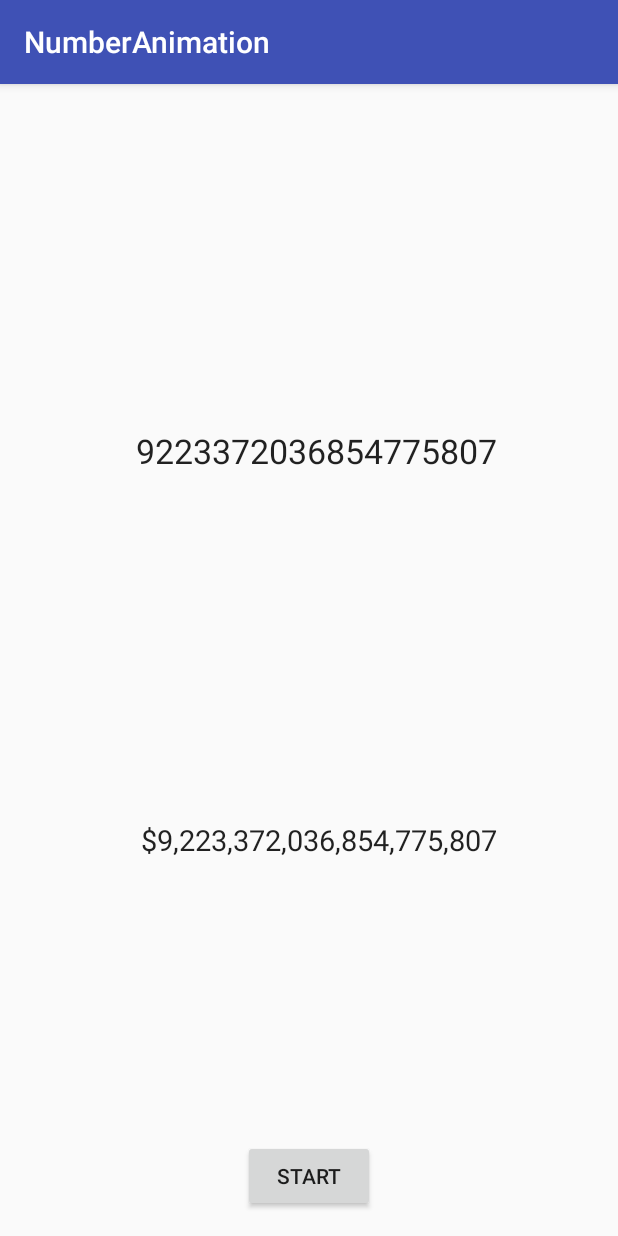
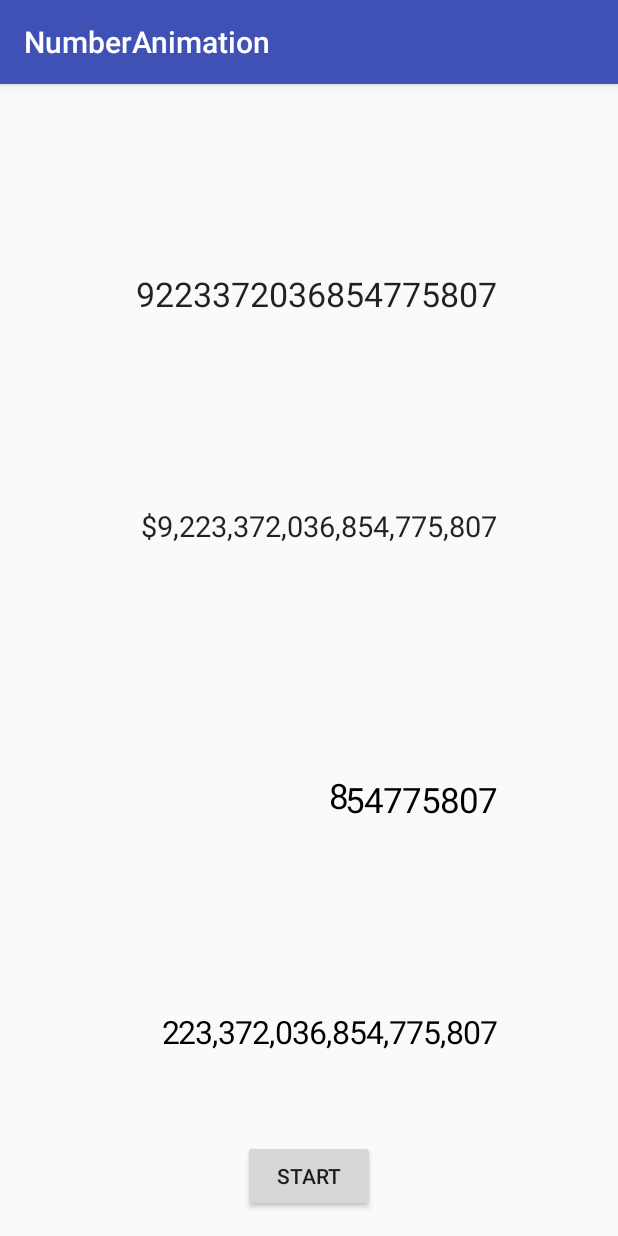
Before and after one commit to mayahiro/NumberAnimation, an Android app: the screen it shows after launch (MainActivity), after a tap on "START", on a phone screen of 412 x 824 dp. Run offline under Robolectric (Android 15) with nearby library versions, the phone set to English and light mode, and no system bars.

Commit message:
add SlideupTextView

```diff
--- a/app/src/main/java/xyz/mayahiro/numberanimation/MainActivity.kt
+++ b/app/src/main/java/xyz/mayahiro/numberanimation/MainActivity.kt
@@ -22,5 +22,13 @@ class MainActivity : AppCompatActivity() {
         val countUpTextView2 = findViewById<CountUpTextView>(R.id.count_up_text_view2)
         countUpTextView2.setData(Long.MAX_VALUE, "$%,d")
         countUpTextView2.startAnimation()
+
+        val slideUpTextView1 = findViewById<SlideUpTextView>(R.id.slide_up_text_view1)
+        slideUpTextView1.setData(Long.MAX_VALUE)
+        slideUpTextView1.startAnimation()
+
+        val slideUpTextView2 = findViewById<SlideUpTextView>(R.id.slide_up_text_view2)
+        slideUpTextView2.setData(Long.MAX_VALUE, "$%,d")
+        slideUpTextView2.startAnimation()
     }
 }
--- /dev/null
+++ b/app/src/main/java/xyz/mayahiro/numberanimation/SlideUpTextView.kt
@@ -0,0 +1,132 @@
+package xyz.mayahiro.numberanimation
+
+import android.animation.Animator
+import android.animation.ObjectAnimator
+import android.content.Context
+import android.graphics.Canvas
+import android.graphics.Paint
+import android.graphics.Rect
+import android.text.TextUtils
+import android.util.AttributeSet
+import android.view.View
+import android.view.animation.OvershootInterpolator
+import java.util.*
+
+class SlideUpTextView @JvmOverloads constructor(context: Context, attrs: AttributeSet? = null, defStyleAttr: Int = 0) : View(context, attrs, defStyleAttr) {
+    // draw
+    private val density = context.resources.displayMetrics.density
+    private val paint = Paint().apply {
+        textAlign = Paint.Align.RIGHT
+        isAntiAlias = true
+    }
+    private val rect = Rect()
+    private val baseTextSize: Float
+    private var fixTextSize = false
+    private var textRectBottom = 0
+
+    // text
+    private var text = ""
+    private var textLength = 0
+
+    // animation
+    private var animator: ObjectAnimator? = null
+    private val phaseDuration: Int
+    private var count = 0
+    private var phase = 0f
+        set(value) {
+            field = value
+            invalidate()
+        }
+
+    init {
+        val a = context.theme.obtainStyledAttributes(attrs, R.styleable.SlideUpTextView, 0, 0)
+
+        try {
+            baseTextSize = a.getDimensionPixelSize(R.styleable.SlideUpTextView_android_textSize, Math.round(120 * density)).toFloat()
+            phaseDuration = a.getInt(R.styleable.SlideUpTextView_phaseDuration, 250)
+        } finally {
+            a.recycle()
+        }
+    }
+
+    override fun onDraw(canvas: Canvas?) {
+        if (TextUtils.isEmpty(text)) {
+            return
+        }
+
+        canvas?.let {
+            val width = canvas.width
+            val height = canvas.height
+
+            while (!fixTextSize) {
+                paint.getTextBounds(text, 0, textLength, rect)
+                if (rect.width() <= width && rect.height() * 1.4 <= height) {
+                    fixTextSize = true
+                    textRectBottom = rect.bottom
+                } else {
+                    paint.textSize -= 0.5f
+                }
+            }
+
+            val subText = text.substring(textLength - count, textLength)
+            canvas.drawText(subText, width.toFloat(), height.toFloat() - textRectBottom, paint)
+
+            // slide up
+            if (textLength > count) {
+                val char = text[textLength - count - 1]
+                paint.getTextBounds(subText, 0, subText.length, rect)
+                canvas.drawText(char.toString(), width - rect.width().toFloat(), height + height * phase - textRectBottom, paint)
+            }
+        }
+        super.onDraw(canvas)
+    }
+
+    fun startAnimation() {
+        animator?.let {
+            if (it.isRunning) {
+                it.end()
+                it.cancel()
+                clearAnimation()
+            }
+        }
+
+        animator = ObjectAnimator.ofFloat(this, "phase", 1f, 0f).apply {
+            duration = phaseDuration.toLong()
+            interpolator = OvershootInterpolator()
+            repeatCount = textLength
+        }
+
+        animator?.addListener(object : Animator.AnimatorListener {
+            override fun onAnimationStart(p0: Animator?) {
+                count = 0
+            }
+
+            override fun onAnimationRepeat(p0: Animator?) {
+                count++
+            }
+
+            override fun onAnimationEnd(p0: Animator?) {
+                // noting
+            }
+
+            override fun onAnimationCancel(p0: Animator?) {
+                // noting
+            }
+        })
+
+        animator?.start()
+    }
+
+    fun setData(number: Long, format: String? = null) {
+        text = if (format != null) {
+            String.format(Locale.getDefault(), format, number)
+        } else {
+            number.toString()
+        }
+
+        textLength = text.length
+
+        paint.textSize = baseTextSize
+        fixTextSize = false
+    }
+}
--- a/app/src/main/res/layout/activity_main.xml
+++ b/app/src/main/res/layout/activity_main.xml
@@ -30,10 +30,31 @@
         app:autoSizeMaxTextSize="48sp"
         app:autoSizeMinTextSize="10sp"
         app:autoSizeTextType="uniform"
+        app:layout_constraintBottom_toTopOf="@id/slide_up_text_view1"
+        app:layout_constraintEnd_toEndOf="parent"
+        app:layout_constraintStart_toStartOf="parent"
+        app:layout_constraintTop_toBottomOf="@id/count_up_text_view1" />
+
+    <xyz.mayahiro.numberanimation.SlideUpTextView
+        android:id="@+id/slide_up_text_view1"
+        android:layout_width="250dp"
+        android:layout_height="48dp"
+        android:textSize="48sp"
+        app:layout_constraintBottom_toTopOf="@id/slide_up_text_view2"
+        app:layout_constraintEnd_toEndOf="parent"
+        app:layout_constraintStart_toStartOf="parent"
+        app:layout_constraintTop_toBottomOf="@id/count_up_text_view2" />
+
+    <xyz.mayahiro.numberanimation.SlideUpTextView
+        android:id="@+id/slide_up_text_view2"
+        android:layout_width="250dp"
+        android:layout_height="48dp"
+        android:textSize="48sp"
         app:layout_constraintBottom_toBottomOf="parent"
         app:layout_constraintEnd_toEndOf="parent"
         app:layout_constraintStart_toStartOf="parent"
-        app:layout_constraintTop_toBottomOf="@id/count_up_text_view1" />
+        app:layout_constraintTop_toBottomOf="@id/slide_up_text_view1"
+        app:phaseDuration="100" />
 
     <android.support.v7.widget.AppCompatButton
         android:id="@+id/start_button"
--- /dev/null
+++ b/app/src/main/res/values/attrs.xml
@@ -0,0 +1,9 @@
+<?xml version="1.0" encoding="utf-8"?>
+<resources>
+
+    <declare-styleable name="SlideUpTextView">
+        <attr name="android:textSize" />
+        <attr name="phaseDuration" format="integer" />
+    </declare-styleable>
+
+</resources>
```
